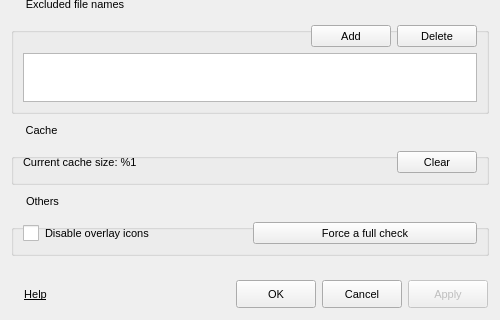
meganz/MEGAsync, file Source/MEGASync/gui/SettingsDialog.ui: the form before one commit; both pictures show x 0 to 500 and y 200 to 520 of the 500 by 520 pixel window.
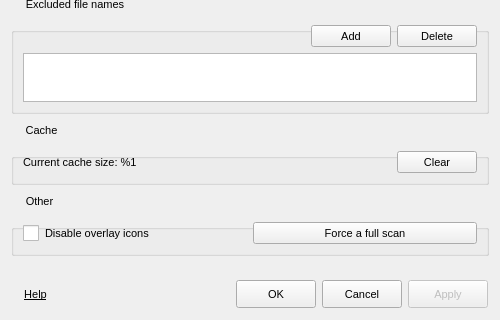
The form after the commit. Icons and pictures are not drawn.

The edit to the form file:
```diff
--- a/Source/MEGASync/gui/SettingsDialog.ui
+++ b/Source/MEGASync/gui/SettingsDialog.ui
@@ -1548,7 +1548,7 @@
           </size>
          </property>
          <property name="title">
-          <string>Others</string>
+          <string>Other</string>
          </property>
          <layout class="QHBoxLayout" name="horizontalLayout_15">
           <item>
@@ -1579,7 +1579,7 @@
              </size>
             </property>
             <property name="text">
-             <string>Force a full check</string>
+             <string>Force a full scan</string>
             </property>
            </widget>
           </item>
```
